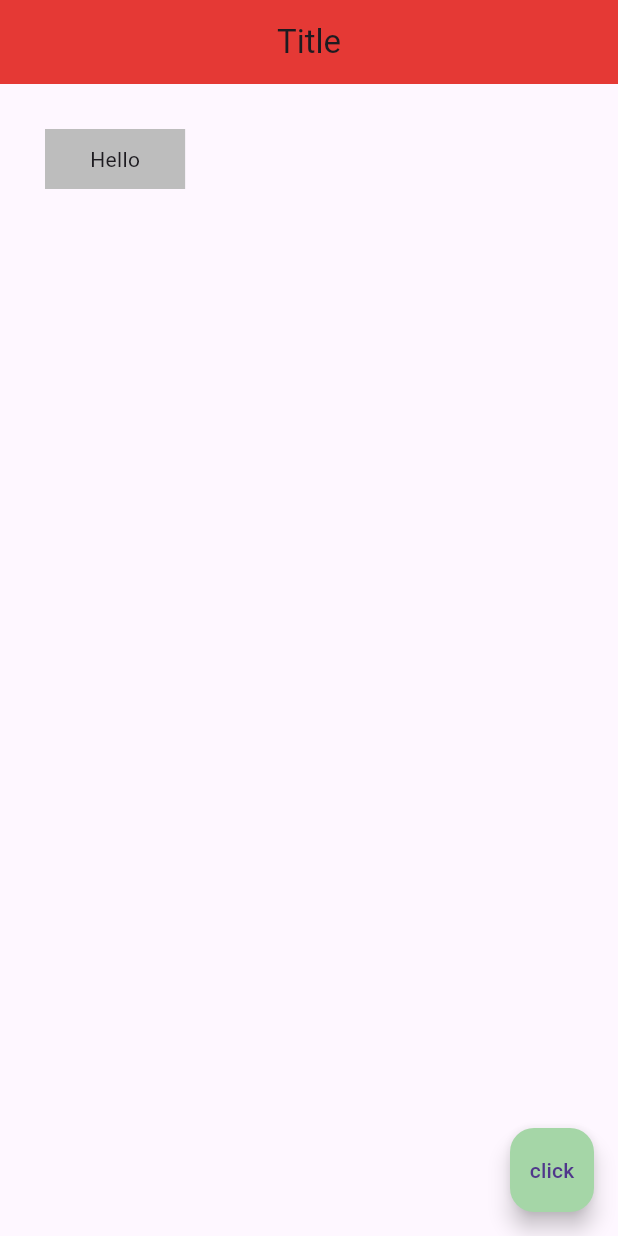
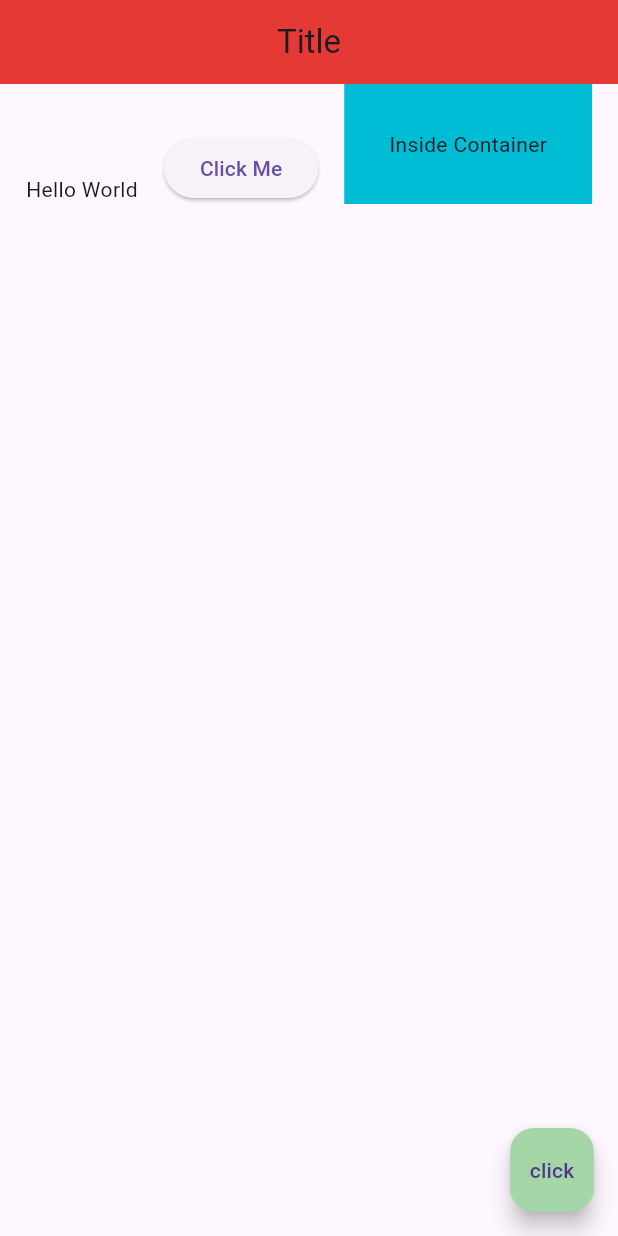
Before and after one commit to MrSax314/maintain, a Flutter app: the screen it shows after launch, on a phone screen of 412 x 824 dp. Run offline on Flutter 3.47's test engine with Material 3 defaults, Android fonts, the light colour scheme and no system bars.

Commit message:
Row Example

```diff
--- a/lib/main.dart
+++ b/lib/main.dart
@@ -13,11 +13,20 @@ class Home extends StatelessWidget {
         centerTitle: true,
         backgroundColor: Colors.red[600],
       ),
-      body: Container(
-        padding: EdgeInsets.symmetric(horizontal: 30, vertical: 10),
-        margin: EdgeInsets.all(30),
-        color: Colors.grey[400],
-        child: Text('Hello'),
+      body: Row(
+        mainAxisAlignment: MainAxisAlignment.spaceEvenly,
+        crossAxisAlignment: CrossAxisAlignment.end,
+        children: [
+          Text('Hello World'),
+          ElevatedButton(
+            onPressed: () {} ,
+            child: Text('Click Me')),
+          Container(
+            color: Colors.cyan,
+            padding: EdgeInsets.all(30),
+            child: Text('Inside Container')
+          ),
+        ],
       ),
       floatingActionButton: FloatingActionButton(
         onPressed: () {},
```
